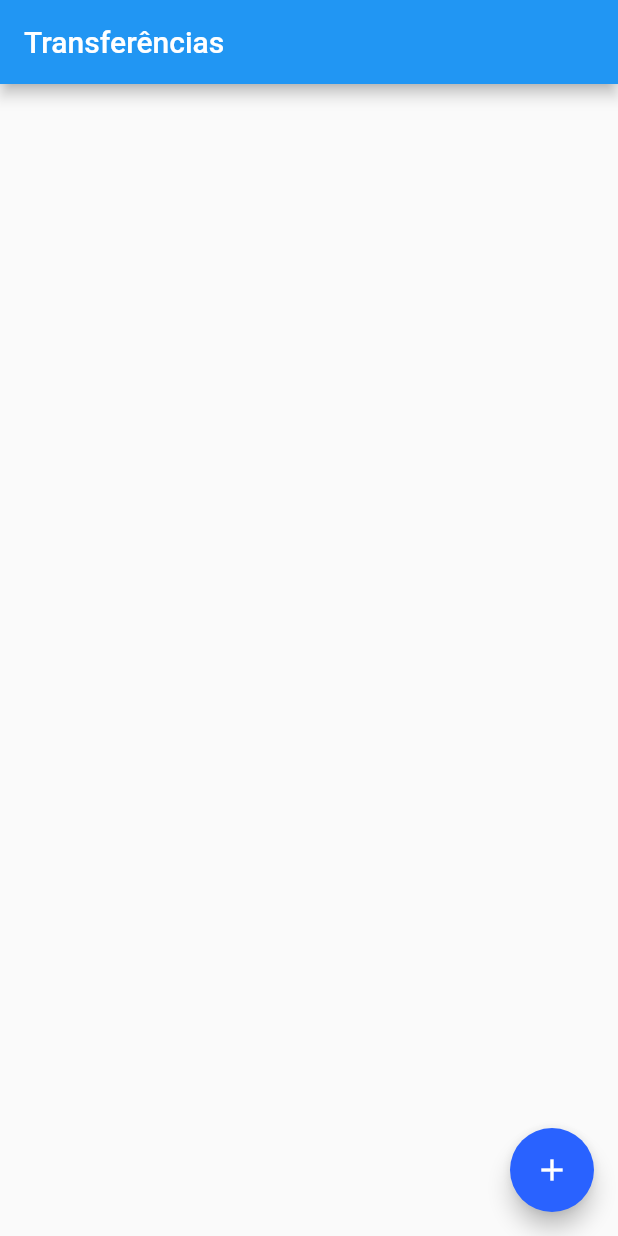
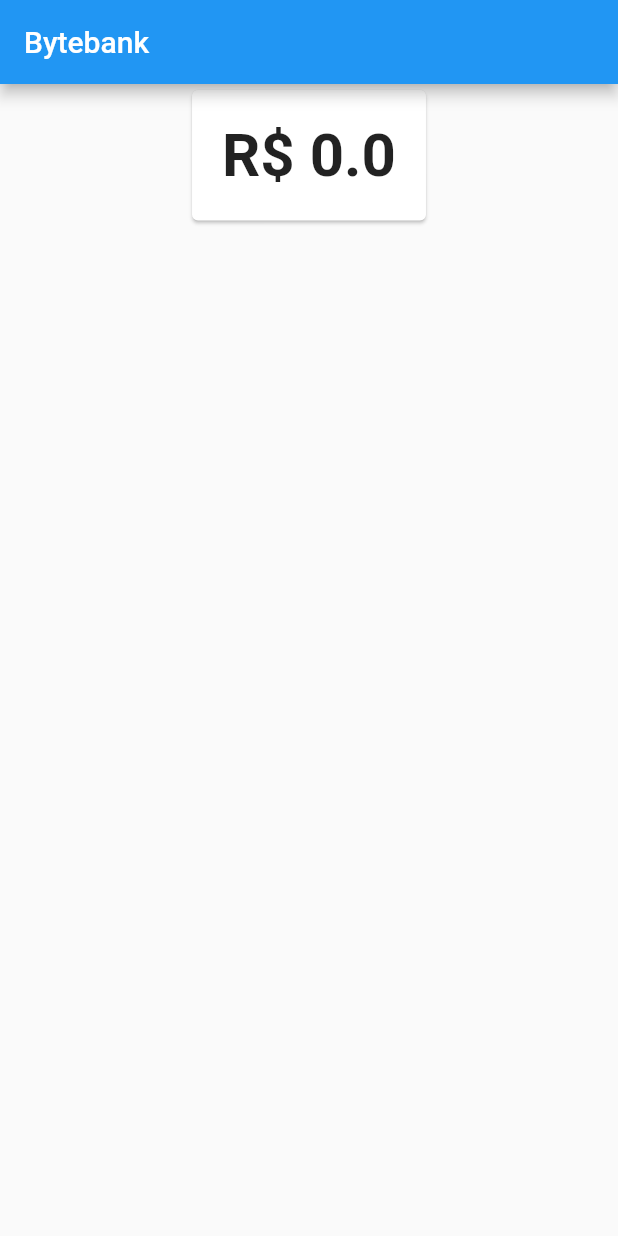
Before and after one commit to yukasolano/alura_flutter, a Flutter app: the screen it shows after launch, on a phone screen of 412 x 824 dp. Run offline on Flutter 3.47's test engine with Material 2 defaults, Android fonts, the phone set to English and light mode, and no system bars.

Commit message:
Curso 6 - Aula 2

```diff
--- a/bytebank/lib/components/editor.dart
+++ b/bytebank/lib/components/editor.dart
@@ -4,13 +4,13 @@ class Editor extends StatelessWidget {
   final TextEditingController controlador;
   final String rotulo;
   final String dica;
-  final IconData icone;
+  final IconData? icone;
 
   Editor({
     required this.controlador,
     required this.rotulo,
     required this.dica,
-    required this.icone,
+    this.icone,
   });
 
   @override
--- a/bytebank/lib/main.dart
+++ b/bytebank/lib/main.dart
@@ -1,7 +1,10 @@
-import 'package:alura_flutter/screens/transferencia/lista.dart';
+import 'package:alura_flutter/models/saldo.dart';
+import 'package:alura_flutter/screens/transferencia/dashboard/dashboard.dart';
 import 'package:flutter/material.dart';
+import 'package:provider/provider.dart';
 
-void main() => runApp(BytebankApp());
+void main() => runApp(ChangeNotifierProvider(
+    create: (context) => Saldo(0), child: BytebankApp()));
 
 class BytebankApp extends StatelessWidget {
   @override
@@ -15,7 +18,7 @@ class BytebankApp extends StatelessWidget {
           textTheme: ButtonTextTheme.primary,
         ),
       ),
-      home: ListaTransferencias(),
+      home: Dashboard(),
     );
   }
 }
--- /dev/null
+++ b/bytebank/lib/models/saldo.dart
@@ -0,0 +1,12 @@
+import 'package:flutter/material.dart';
+
+class Saldo extends ChangeNotifier {
+  double saldo = 0;
+
+  Saldo(this.saldo);
+
+  @override
+  String toString() {
+    return 'R\$ $saldo';
+  }
+}
--- /dev/null
+++ b/bytebank/lib/screens/transferencia/dashboard/dashboard.dart
@@ -0,0 +1,17 @@
+import 'package:alura_flutter/models/saldo.dart';
+import 'package:flutter/material.dart';
+
+import 'saldo_card.dart';
+
+class Dashboard extends StatelessWidget {
+  const Dashboard({Key? key}) : super(key: key);
+
+  @override
+  Widget build(BuildContext context) {
+    return Scaffold(
+        appBar: AppBar(
+          title: const Text('Bytebank'),
+        ),
+        body: Align(alignment: Alignment.topCenter, child: SaldoCard()));
+  }
+}
--- /dev/null
+++ b/bytebank/lib/screens/transferencia/dashboard/saldo_card.dart
@@ -0,0 +1,23 @@
+import 'package:alura_flutter/models/saldo.dart';
+import 'package:flutter/material.dart';
+import 'package:provider/provider.dart';
+
+class SaldoCard extends StatelessWidget {
+  @override
+  Widget build(BuildContext context) {
+    return Card(
+      child: Padding(
+          padding: EdgeInsets.all(20.0),
+          child: Consumer<Saldo>(builder: (context, valor, child) {
+            return Text(
+              valor.toString(),
+              textAlign: TextAlign.center,
+              style: TextStyle(
+                fontSize: 40,
+                fontWeight: FontWeight.bold,
+              ),
+            );
+          })),
+    );
+  }
+}
--- a/bytebank/pubspec.yaml
+++ b/bytebank/pubspec.yaml
@@ -34,6 +34,7 @@ dependencies:
   http_interceptor:
   uuid:
   mockito:
+  provider:
 
 dev_dependencies:
   flutter_test:
```
Also changed, not shown: bytebank/pubspec.lock, 1 other file.
